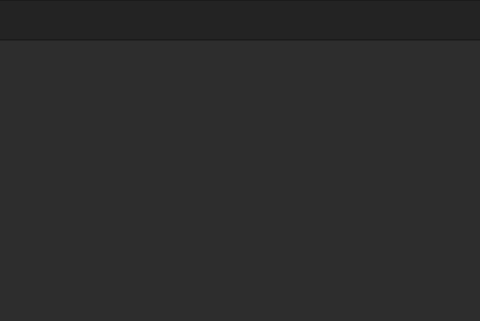
This is ui_main.ui in MedvedevSA/ToolRedactor as Qt 5 draws it before an edit; both pictures show x 141 to 621 and y 0 to 321 of the 806 by 542 pixel window. The edited form follows.
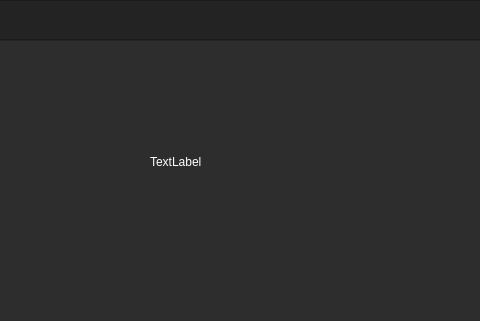
This is the edited form. The open tabs and pages were chosen to show the change.

Commit message: Table drills loading, to gui TabelWidget

```diff
--- a/ui_main.ui
+++ b/ui_main.ui
@@ -324,11 +324,39 @@
           </property>
           <item>
            <widget class="QStackedWidget" name="Pages_Widget">
+            <property name="styleSheet">
+             <string notr="true">	color: rgb(255, 255, 255);</string>
+            </property>
             <property name="currentIndex">
              <number>0</number>
             </property>
-            <widget class="QWidget" name="page_1"/>
-            <widget class="QWidget" name="page_2"/>
+            <widget class="QWidget" name="page_1">
+             <layout class="QVBoxLayout" name="verticalLayout_5">
+              <item>
+               <widget class="QTableWidget" name="ToolTable">
+                <property name="styleSheet">
+                 <string notr="true">color: rgb(67, 67, 67);
+background-color: rgb(186, 186, 186);</string>
+                </property>
+               </widget>
+              </item>
+             </layout>
+            </widget>
+            <widget class="QWidget" name="page_2">
+             <widget class="QLabel" name="label">
+              <property name="geometry">
+               <rect>
+                <x>210</x>
+                <y>90</y>
+                <width>181</width>
+                <height>41</height>
+               </rect>
+              </property>
+              <property name="text">
+               <string>TextLabel</string>
+              </property>
+             </widget>
+            </widget>
             <widget class="QWidget" name="page_3"/>
            </widget>
           </item>
```
Left out of the diff: 2 changed lines with no effect on the pictures. The commit also changes 7 other files.
